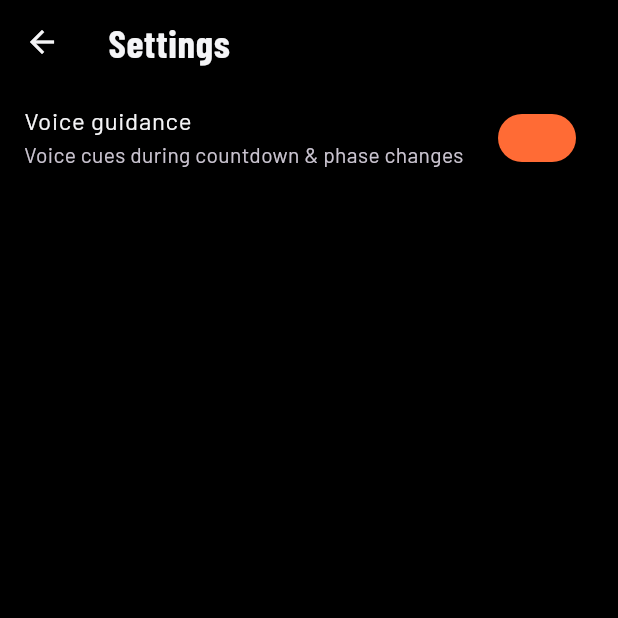
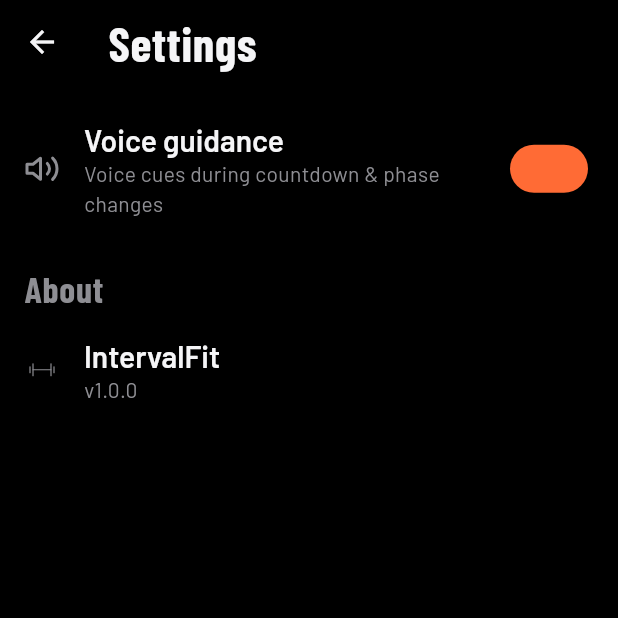
Before and after one commit to hafizhsul/interval-fit, a Flutter app: the SettingsScreen screen opened directly, on a phone screen of 412 x 824 dp, the top half of it. Run offline on Flutter 3.47's test engine with Material 3 defaults, Android fonts, the phone set to English and light mode, and no system bars; our stand-ins replace audioplayers, flutter_riverpod, flutter_svg, flutter_tts, shared_preferences, sqflite; missing offline and left inert: flutter_background_service; accounts and stored records are empty.

Commit message:
feat(ui): refactor HistoryScreen + SettingsScreen with tokens + SVG

```diff
--- a/lib/features/settings/settings_screen.dart
+++ b/lib/features/settings/settings_screen.dart
@@ -1,7 +1,10 @@
 import 'package:flutter/material.dart';
 import 'package:flutter_riverpod/flutter_riverpod.dart';
+import 'package:flutter_svg/flutter_svg.dart';
 
 import '../../core/providers.dart';
+import '../../shared/design/tokens.dart';
+import '../../shared/theme/app_theme.dart';
 
 class SettingsScreen extends ConsumerStatefulWidget {
   const SettingsScreen({super.key});
@@ -25,18 +28,51 @@ class _SettingsScreenState extends ConsumerState<SettingsScreen> {
     final settings = ref.read(settingsServiceProvider);
     final voice = ref.read(voiceServiceProvider);
     return Scaffold(
-      appBar: AppBar(title: const Text('Settings')),
+      appBar: AppBar(
+        title: Text('Settings', style: Theme.of(context).textTheme.headlineLarge),
+      ),
       body: ListView(
+        padding: EdgeInsets.all(AppSpacing.md),
         children: [
           SwitchListTile(
-            title: const Text('Voice guidance'),
-            subtitle: const Text('Voice cues during countdown & phase changes'),
+            title: Text('Voice guidance', style: Theme.of(context).textTheme.titleLarge),
+            subtitle: Text(
+              'Voice cues during countdown & phase changes',
+              style: Theme.of(context).textTheme.bodyMedium,
+            ),
+            secondary: SvgPicture.asset(
+              'assets/svg/speaker.svg',
+              width: 24,
+              height: 24,
+              colorFilter: const ColorFilter.mode(AppColors.onSurfaceMute, BlendMode.srcIn),
+            ),
             value: _voiceEnabled,
             onChanged: (v) {
               setState(() => _voiceEnabled = v);
               settings.setVoiceEnabled(v);
               voice.setEnabled(v);
             },
+            activeColor: AppColors.primary,
+            contentPadding: EdgeInsets.zero,
+            dense: true,
+          ),
+          const SizedBox(height: AppSpacing.lg),
+          Text(
+            'About',
+            style: Theme.of(context).textTheme.headlineMedium,
+          ),
+          const SizedBox(height: AppSpacing.sm),
+          ListTile(
+            dense: true,
+            contentPadding: EdgeInsets.zero,
+            leading: SvgPicture.asset(
+              'assets/svg/dumbbell.svg',
+              width: 24,
+              height: 24,
+              colorFilter: const ColorFilter.mode(AppColors.onSurfaceMute, BlendMode.srcIn),
+            ),
+            title: Text('IntervalFit', style: Theme.of(context).textTheme.titleLarge),
+            subtitle: Text('v1.0.0', style: Theme.of(context).textTheme.bodyMedium),
           ),
         ],
       ),
```
Also changed, not shown: lib/features/history/history_screen.dart (+88 -23 lines).
